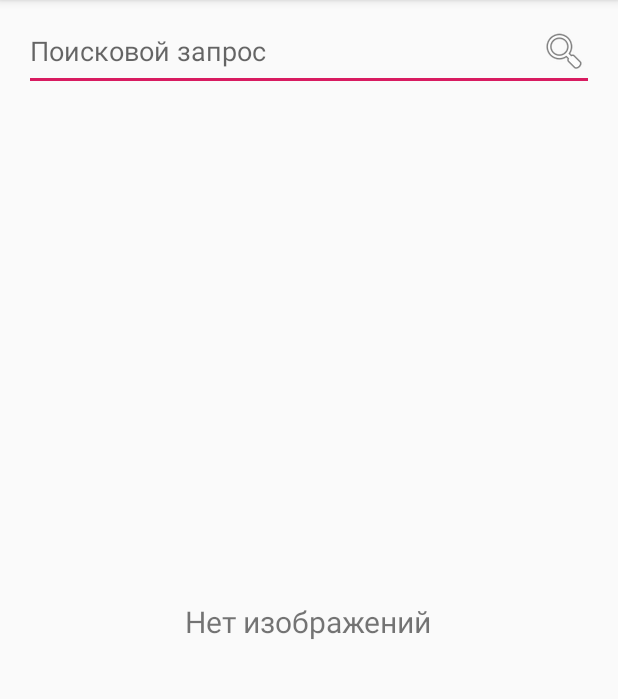
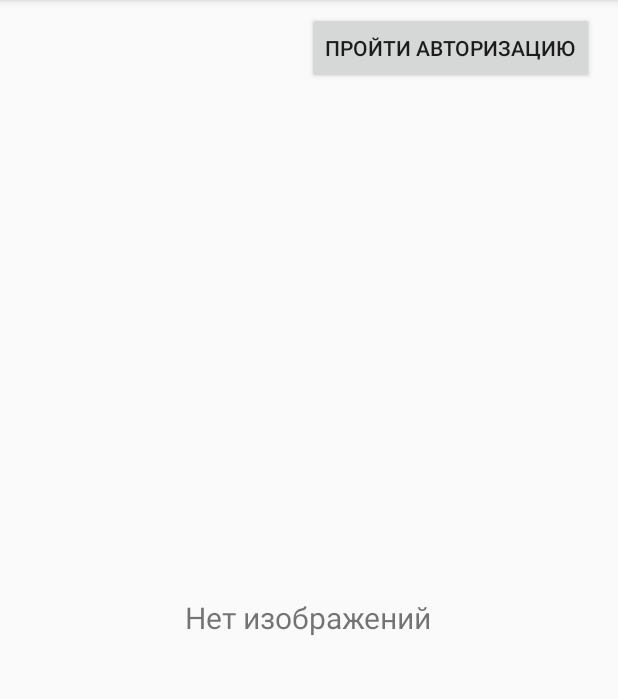
Before and after one commit to devtau/FlickrClient, an Android app: the screen it shows after launch (MainActivity), on a phone screen of 412 x 824 dp, the part 84-783 px from its top. Run offline under Robolectric (Android 15) with nearby library versions, the phone set to English and light mode, and no system bars; our stand-ins replace RxJava; libraries missing offline, so code that uses them is left out: com.crashlytics.android, com.jakewharton.rxbinding2, com.pushtorefresh.storio3, io.fabric.sdk; 5 statements that could not run were skipped.

Commit message:
настроена доступность строки поиска, настроено действие поиска на клавиатуре, DATABASE_NAME вынесено в BuildConfig, исправлена подпись requestAccessToken

```diff
--- a/app/build.gradle
+++ b/app/build.gradle
@@ -19,6 +19,7 @@ android {
         multiDexEnabled true
         testInstrumentationRunner "android.support.test.runner.AndroidJUnitRunner"
         buildConfigField "String", "FLICKR_API_KEY", "\"4ead60d4df777c9cde59b829c70b5469\""
+        buildConfigField "String", "DATABASE_NAME", "\"FlickrClientDB\""
     }
     buildTypes {
         release {
--- a/app/src/main/java/com/devtau/flickrclient/FragmentsCoordinator.kt
+++ b/app/src/main/java/com/devtau/flickrclient/FragmentsCoordinator.kt
@@ -8,4 +8,5 @@ interface FragmentsCoordinator {
     fun showImageFragment(image: Image, imageView: View?, animateTransition: Boolean)
     fun showWebPageFragmentWithUrl(url: String?)
     fun showWebPageFragmentWithPage(page: String?)
+    fun updateSearchVisibility()
 }
--- a/app/src/main/java/com/devtau/flickrclient/FragmentsCoordinatorImpl.kt
+++ b/app/src/main/java/com/devtau/flickrclient/FragmentsCoordinatorImpl.kt
@@ -81,6 +81,11 @@ class FragmentsCoordinatorImpl(private val fragmentManager: FragmentManager): Fr
         }
     }
 
+    override fun updateSearchVisibility() {
+        val listFragment = fragmentManager.findFragmentByTag(ListFragment.FRAGMENT_TAG) as ListFragment?
+        listFragment?.updateSearchVisibility()
+    }
+
 
     companion object {
         private const val LOG_TAG = "FragmentsCoordinatorImpl"
--- a/app/src/main/java/com/devtau/flickrclient/ui/activities/DBViewerActivity.kt
+++ b/app/src/main/java/com/devtau/flickrclient/ui/activities/DBViewerActivity.kt
@@ -31,8 +31,8 @@ import android.widget.TableRow.LayoutParams
 import android.widget.TextView
 import android.widget.Toast
 import com.devtau.database.SQLHelper
+import com.devtau.flickrclient.BuildConfig
 import com.devtau.flickrclient.R
-import com.devtau.flickrclient.util.AppUtils
 import com.devtau.rest.util.Logger
 
 @Suppress("NAME_SHADOWING", "SetTextI18n", "ResourceType")
@@ -59,7 +59,7 @@ class DBViewerActivity: AppCompatActivity() {
 
     override fun onCreate(savedInstanceState: Bundle?) {
         super.onCreate(savedInstanceState)
-        dbm = SQLHelper.getInstance(this, AppUtils.DATABASE_NAME)
+        dbm = SQLHelper.getInstance(this, BuildConfig.DATABASE_NAME)
 
         val mainScrollView = ScrollView(this)
         //the main linear layout to which all tables spinners etc will be added
--- a/app/src/main/java/com/devtau/flickrclient/ui/activities/MainActivity.kt
+++ b/app/src/main/java/com/devtau/flickrclient/ui/activities/MainActivity.kt
@@ -15,7 +15,6 @@ import com.devtau.flickrclient.R
 import com.devtau.flickrclient.ui.RESTClientViewMain
 import com.devtau.flickrclient.ui.fragments.ListFragment
 import com.devtau.flickrclient.ui.fragments.WebPageFragment
-import com.devtau.flickrclient.util.AppUtils
 import com.devtau.flickrclient.util.PreferencesManager
 import com.devtau.rest.RESTClient
 import com.devtau.rest.RESTClientImpl
@@ -48,7 +47,7 @@ class MainActivity: AppCompatActivity(),
         fragmentsCoordinator = FragmentsCoordinatorImpl(supportFragmentManager)
         fragmentsCoordinator?.showListFragment()
         prefs = PreferencesManager.getInstance(this)
-        dataSource = DataSourceImpl(this, AppUtils.DATABASE_NAME)
+        dataSource = DataSourceImpl(this, BuildConfig.DATABASE_NAME)
         restClientView = RESTClientViewMain(this, fragmentsCoordinator, prefs, dataSource, LOG_TAG, object: RESTClientViewMain.Listener {
             override fun updateTempTokenSecret(tempTokenSecret: String) {
                 this@MainActivity.tempTokenSecret = tempTokenSecret
@@ -85,6 +84,10 @@ class MainActivity: AppCompatActivity(),
         }
     }
 
+    override fun authorize() {
+        restClient?.requestToken("")
+    }
+
     override fun processUserRegistered(token: String, verifier: String) {
         val tokenSecret = tempTokenSecret
         if (tokenSecret == null) {
--- a/app/src/main/java/com/devtau/flickrclient/ui/fragments/ListFragment.kt
+++ b/app/src/main/java/com/devtau/flickrclient/ui/fragments/ListFragment.kt
@@ -7,16 +7,20 @@ import android.text.TextUtils
 import android.view.LayoutInflater
 import android.view.View
 import android.view.ViewGroup
+import android.view.inputmethod.EditorInfo
 import android.widget.ArrayAdapter
 import android.widget.AutoCompleteTextView
+import android.widget.TextView
 import com.devtau.database.DBSubscriberFragment
 import com.devtau.database.listeners.ImagesListener
 import com.devtau.database.listeners.LastSearchQueryListener
 import com.devtau.database.listeners.SearchHistoryListener
+import com.devtau.flickrclient.BuildConfig
 import com.devtau.flickrclient.CustomGridLayoutManager
 import com.devtau.flickrclient.ImagesAdapter
 import com.devtau.flickrclient.R
 import com.devtau.flickrclient.util.AppUtils
+import com.devtau.flickrclient.util.PreferencesManager
 import com.devtau.rest.model.Image
 import com.devtau.rest.util.Logger
 import com.jakewharton.rxbinding2.widget.RxTextView
@@ -30,7 +34,9 @@ class ListFragment: DBSubscriberFragment() {
     private var adapter: ImagesAdapter? = null
     private var searchViewDisposable: Disposable? = null
     private var autoCompleteStrings: List<String>? = null
+    private var prefs: PreferencesManager? = null
 
+    private var authorize: View? = null
     private var searchView: AutoCompleteTextView? = null
     private var textNoImages: View? = null
     private var recyclerView: RecyclerView? = null
@@ -44,6 +50,7 @@ class ListFragment: DBSubscriberFragment() {
 
     override fun onCreate(savedInstanceState: Bundle?) {
         super.onCreate(savedInstanceState)
+        prefs = PreferencesManager.getInstance(context)
         adapter = ImagesAdapter(null, object: ImagesAdapter.Listener {
             override fun onImageSelected(image: Image, imageView: View) {
                 listener?.showDetails(image, imageView)
@@ -53,10 +60,13 @@ class ListFragment: DBSubscriberFragment() {
 
     override fun onCreateView(inflater: LayoutInflater, container: ViewGroup?, savedInstanceState: Bundle?): View? {
         val root = inflater.inflate(R.layout.fragment_list, container, false)
+        authorize = root.findViewById(R.id.authorize)
         searchView = root.findViewById(R.id.searchView)
         textNoImages = root.findViewById(R.id.textNoImages)
         recyclerView = root.findViewById(R.id.listView)
         initList(recyclerView)
+        authorize?.setOnClickListener { listener?.authorize() }
+        updateSearchVisibility()
         return root
     }
 
@@ -75,19 +85,16 @@ class ListFragment: DBSubscriberFragment() {
             .skip(1)
             .map(CharSequence::trim)
             .map(CharSequence::toString)
-            .subscribe({ value -> run {
-                if (TextUtils.isEmpty(value)) return@subscribe
-                val filtered = ArrayList<String>()
-                if (autoCompleteStrings != null)
-                    for (next in autoCompleteStrings!!)
-                        if (!TextUtils.equals(next, value) && next.startsWith(value))
-                            filtered.add(next)
-                initSearchHistoryList(filtered)
+            .subscribe(this::searchIfPossible)
+            { throwable -> Logger.e(LOG_TAG, "error in searchView subscription: " + throwable.message) }
 
-                dataSource?.saveSearchQuery(value)
-                listener?.search(value)
-            } },
-                { throwable -> Logger.e(LOG_TAG, "error in searchView subscription: " + throwable.message) })
+        searchView.setOnEditorActionListener(TextView.OnEditorActionListener { v, actionId, _ ->
+            if (actionId == EditorInfo.IME_ACTION_SEARCH) {
+                searchIfPossible(v?.text?.toString())
+                return@OnEditorActionListener true
+            }
+            false
+        })
     }
 
     override fun onStop() {
@@ -95,7 +102,7 @@ class ListFragment: DBSubscriberFragment() {
         if (searchViewDisposable?.isDisposed == false) searchViewDisposable?.dispose()
     }
 
-    override fun provideDBName(): String = AppUtils.DATABASE_NAME
+    override fun provideDBName(): String = BuildConfig.DATABASE_NAME
 
     override fun restartLoaders() {
         dataSource?.getImages(object: ImagesListener {
@@ -115,6 +122,12 @@ class ListFragment: DBSubscriberFragment() {
 
     fun changeContent() {/*содержимое обновится как только в бд поступит новый список картинок*/}
 
+    fun updateSearchVisibility() {
+        val authorized = prefs?.token != null
+        authorize?.visibility = if (authorized) View.GONE else View.VISIBLE
+        searchView?.visibility = if (authorized) View.VISIBLE else View.GONE
+    }
+
 
     private fun initList(recyclerView: RecyclerView?) {
         recyclerView?.adapter = adapter
@@ -127,10 +140,24 @@ class ListFragment: DBSubscriberFragment() {
         searchView?.setAdapter(adapter)
     }
 
+    private fun searchIfPossible(query: String?) {
+        if (TextUtils.isEmpty(query)) return
+        val filtered = ArrayList<String>()
+        if (autoCompleteStrings != null)
+            for (next in autoCompleteStrings!!)
+                if (!TextUtils.equals(next, query) && next.startsWith(query!!))
+                    filtered.add(next)
+        initSearchHistoryList(filtered)
+
+        dataSource?.saveSearchQuery(query!!)
+        listener?.search(query!!)
+    }
+
 
     interface Listener {
         fun showDetails(selectedImage: Image, imageView: View)
         fun search(searchQuery: String)
+        fun authorize()
     }
 
 
--- a/app/src/main/java/com/devtau/flickrclient/util/AppUtils.kt
+++ b/app/src/main/java/com/devtau/flickrclient/util/AppUtils.kt
@@ -1,6 +1,5 @@
 package com.devtau.flickrclient.util
 
 object AppUtils {
-    const val CLICKS_DEBOUNCE_RATE_MS = 300L
-    const val DATABASE_NAME = "FlickrClientDB"
+    const val CLICKS_DEBOUNCE_RATE_MS = 1000L
 }
--- a/app/src/main/res/layout/fragment_list.xml
+++ b/app/src/main/res/layout/fragment_list.xml
@@ -6,15 +6,29 @@
     android:layout_height="match_parent"
     android:orientation="vertical">
 
-    <AutoCompleteTextView
-        android:id="@+id/searchView"
+    <FrameLayout
         android:layout_width="match_parent"
         android:layout_height="wrap_content"
         android:layout_marginTop="@dimen/margin_half"
         android:layout_marginLeft="@dimen/margin_normal"
-        android:layout_marginRight="@dimen/margin_normal"
-        android:drawableRight="@android:drawable/ic_menu_search"
-        android:hint="@string/search_query"/>
+        android:layout_marginRight="@dimen/margin_normal">
+
+        <Button
+            android:id="@+id/authorize"
+            android:text="@string/authorize"
+            android:layout_width="wrap_content"
+            android:layout_height="wrap_content"
+            android:layout_gravity="end"/>
+
+        <AutoCompleteTextView
+            android:id="@+id/searchView"
+            android:layout_width="match_parent"
+            android:layout_height="wrap_content"
+            android:drawableRight="@android:drawable/ic_menu_search"
+            android:hint="@string/search_query"
+            android:singleLine="true"
+            android:imeOptions="actionSearch"/>
+    </FrameLayout>
 
     <FrameLayout
         android:layout_width="match_parent"
--- a/app/src/main/res/values/strings.xml
+++ b/app/src/main/res/values/strings.xml
@@ -6,4 +6,6 @@
     <string name="image_in_list">Картинка в списке</string>
     <string name="selected_image">Выбранная картинка</string>
     <string name="open_db">Открыть БД</string>
+    <string name="authorize">Пройти авторизацию</string>
+    <string name="no_images_found">Не найдено подходящих изображений</string>
 </resources>
--- a/rest/src/main/java/com/devtau/rest/RESTClientImpl.kt
+++ b/rest/src/main/java/com/devtau/rest/RESTClientImpl.kt
@@ -59,7 +59,7 @@ class RESTClientImpl(private val view: RESTClientView?): RESTClient {
         if (!checkConnection(view?.getContext())) return
         var signature: RequestSignature? = null
         try {
-            signature = RequestSignature(view?.getApiKey(), BackendAPI.REQUEST_ACCESS_TOKEN_ENDPOINT, tokenSecret, token, verifier)
+            signature = RequestSignature(view?.getApiKey(), BackendAPI.REQUEST_ACCESS_TOKEN_ENDPOINT, tokenSecret, token, null, null, verifier)
         } catch (e: UnsupportedEncodingException) {
             view?.showDialog(R.string.encoding_not_supported)
         }
```
Also changed, not shown: app/src/main/java/com/devtau/flickrclient/ui/RESTClientViewMain.kt (+2 -0 lines).
